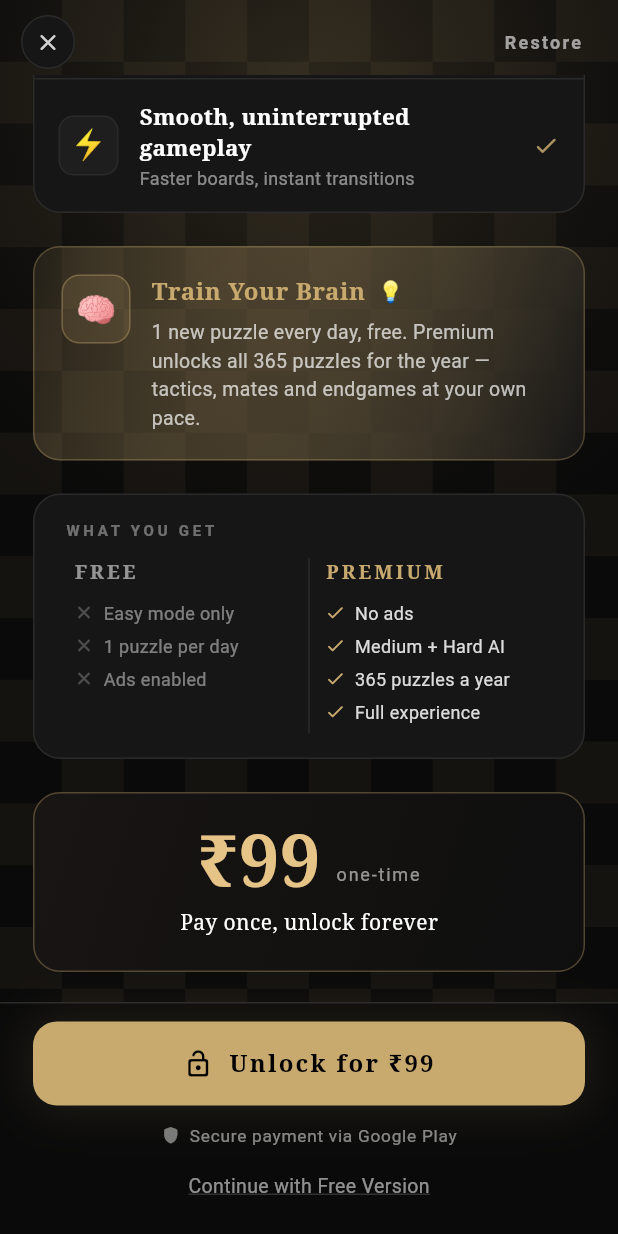
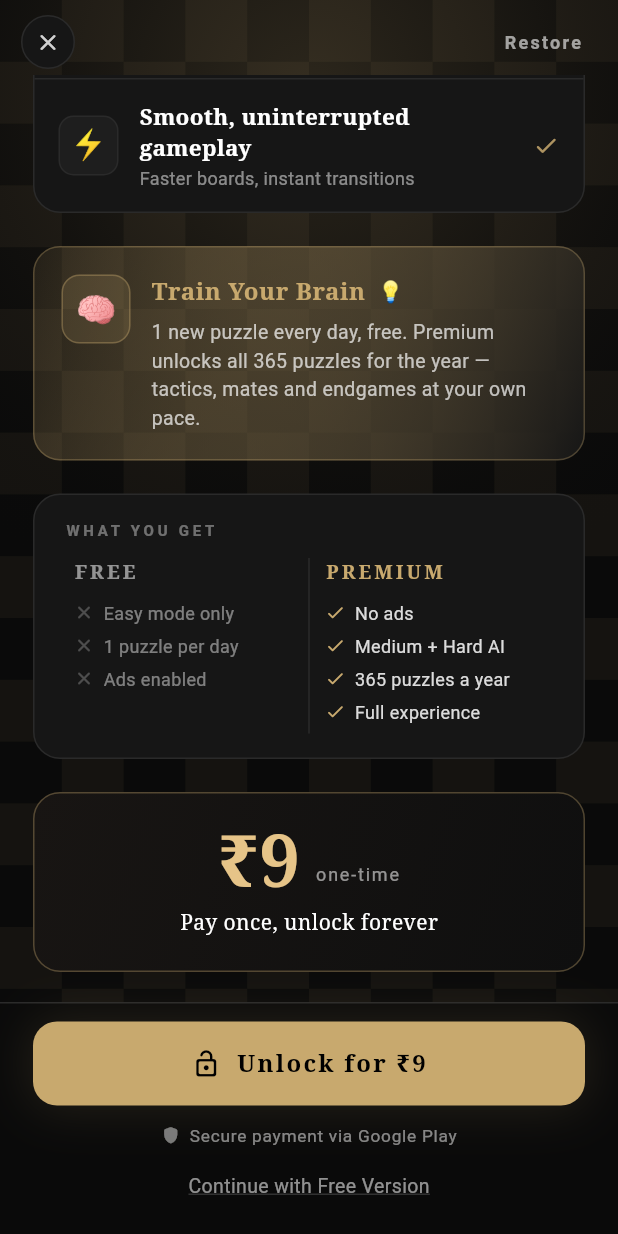
Before and after one commit to Neelam735/chess, a Flutter app: the PaywallScreen screen opened directly, scrolled down 576 dp, on a phone screen of 412 x 824 dp. Run offline on Flutter 3.47's test engine with Material 3 defaults, Android fonts, the light colour scheme and no system bars; our stand-ins replace google_mobile_ads, in_app_purchase, shared_preferences; accounts and stored records are empty.

Commit message:
Change paywall fallback price from ₹99 to ₹9

```diff
--- a/lib/paywall_screen.dart
+++ b/lib/paywall_screen.dart
@@ -539,7 +539,7 @@ class _PriceBlock extends StatelessWidget {
     return ValueListenableBuilder<ProductDetails?>(
       valueListenable: BillingService.instance.product,
       builder: (context, product, _) {
-        final priceText = product?.price ?? '₹99';
+        final priceText = product?.price ?? '₹9';
         return Container(
           padding: const EdgeInsets.symmetric(vertical: 22, horizontal: 18),
           decoration: BoxDecoration(
@@ -705,7 +705,7 @@ class _BottomCta extends StatelessWidget {
                   builder: (context, product, __) {
                     final label = product != null
                         ? 'Unlock for ${product.price}'
-                        : 'Unlock for ₹99';
+                        : 'Unlock for ₹9';
                     return SizedBox(
                       width: double.infinity,
                       height: 56,
```
